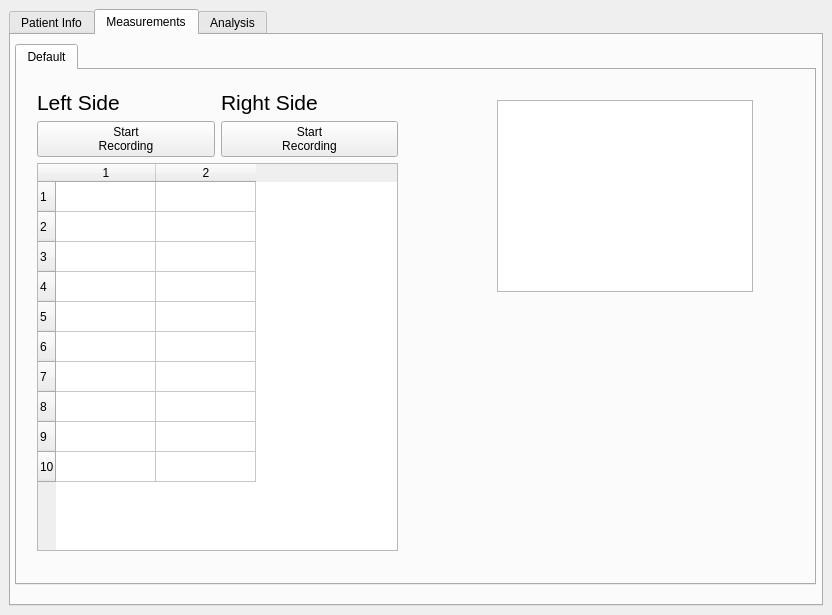
Above: mainwindow.ui from AaronLi/UWO-Algometer before the change. Below: the same form after it.
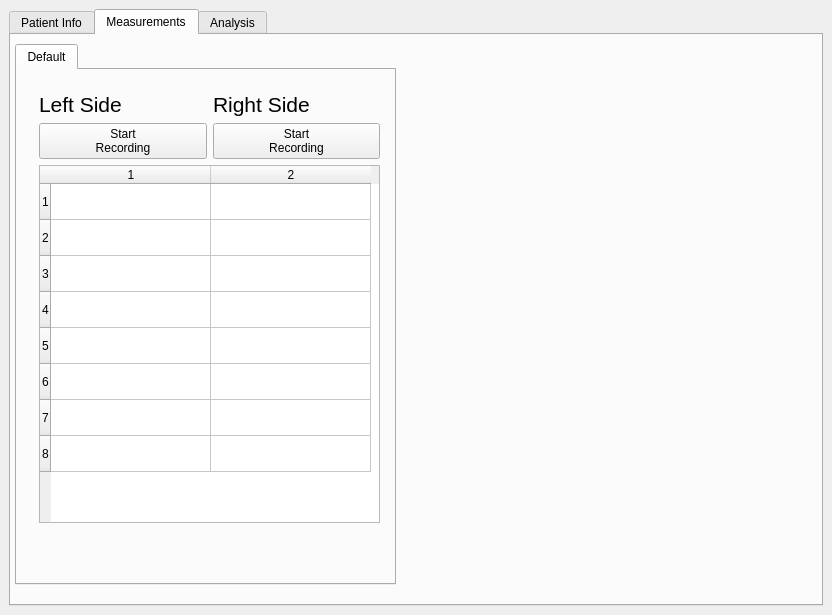
That is the form after the change. The open tabs and pages were chosen to show the change.

Commit message: interface updates, can now add measurement tabs

The edit to the form file:
```diff
--- a/mainwindow.ui
+++ b/mainwindow.ui
@@ -17,6 +17,12 @@
    <layout class="QFormLayout" name="formLayout">
     <item row="0" column="0" colspan="2">
      <widget class="QTabWidget" name="tabWidget">
+      <property name="tabPosition">
+       <enum>QTabWidget::North</enum>
+      </property>
+      <property name="tabShape">
+       <enum>QTabWidget::Rounded</enum>
+      </property>
       <property name="currentIndex">
        <number>1</number>
       </property>
@@ -368,7 +374,7 @@
          <rect>
           <x>4</x>
           <y>9</y>
-          <width>801</width>
+          <width>381</width>
           <height>541</height>
          </rect>
         </property>
@@ -379,23 +385,13 @@
          <attribute name="title">
           <string>Default</string>
          </attribute>
-         <widget class="QGraphicsView" name="replace_with_graph">
-          <property name="geometry">
-           <rect>
-            <x>480</x>
-            <y>30</y>
-            <width>256</width>
-            <height>192</height>
-           </rect>
-          </property>
-         </widget>
          <widget class="QWidget" name="">
           <property name="geometry">
            <rect>
-            <x>20</x>
-            <y>20</y>
-            <width>361</width>
-            <height>461</height>
+            <x>22</x>
+            <y>22</y>
+            <width>341</width>
+            <height>431</height>
            </rect>
           </property>
           <layout class="QGridLayout" name="gridLayout">
@@ -444,17 +440,33 @@
              <property name="showGrid">
               <bool>true</bool>
              </property>
+             <property name="gridStyle">
+              <enum>Qt::SolidLine</enum>
+             </property>
+             <property name="sortingEnabled">
+              <bool>false</bool>
+             </property>
              <property name="wordWrap">
               <bool>false</bool>
              </property>
+             <property name="cornerButtonEnabled">
+              <bool>true</bool>
+             </property>
              <property name="rowCount">
-              <number>10</number>
+              <number>8</number>
              </property>
              <property name="columnCount">
               <number>2</number>
              </property>
-             <row/>
-             <row/>
+             <attribute name="horizontalHeaderMinimumSectionSize">
+              <number>40</number>
+             </attribute>
+             <attribute name="horizontalHeaderDefaultSectionSize">
+              <number>160</number>
+             </attribute>
+             <attribute name="verticalHeaderDefaultSectionSize">
+              <number>36</number>
+             </attribute>
              <row/>
              <row/>
              <row/>
```
Left out of the diff: 19 changed lines with no effect on the pictures. The commit also changes 4 other files.
